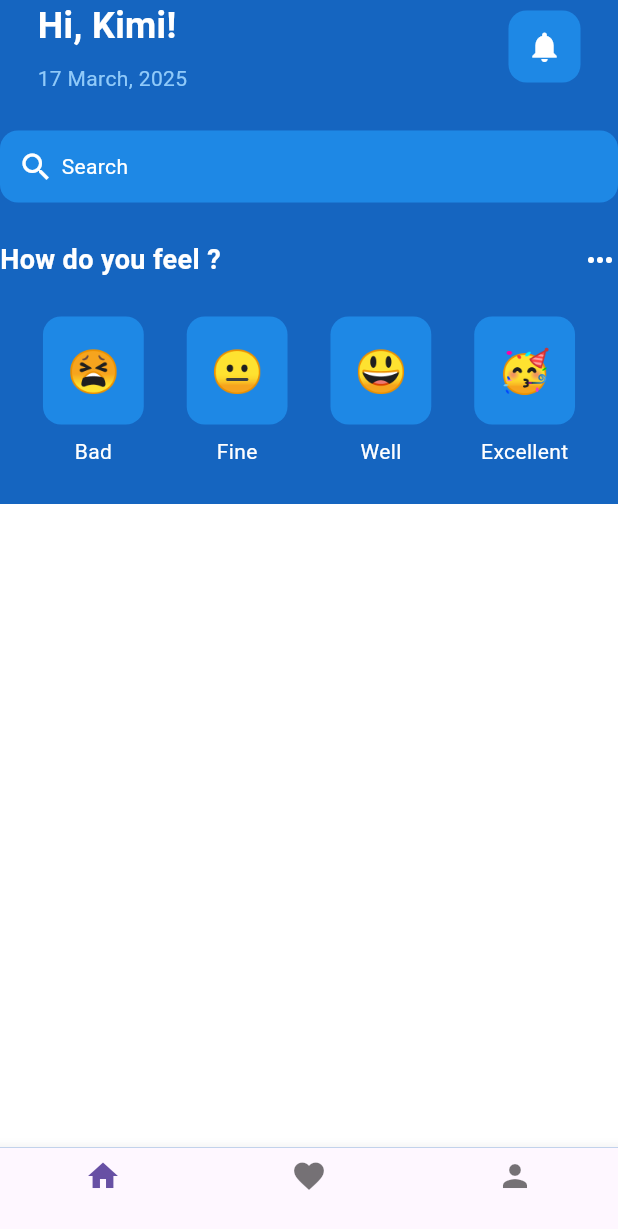
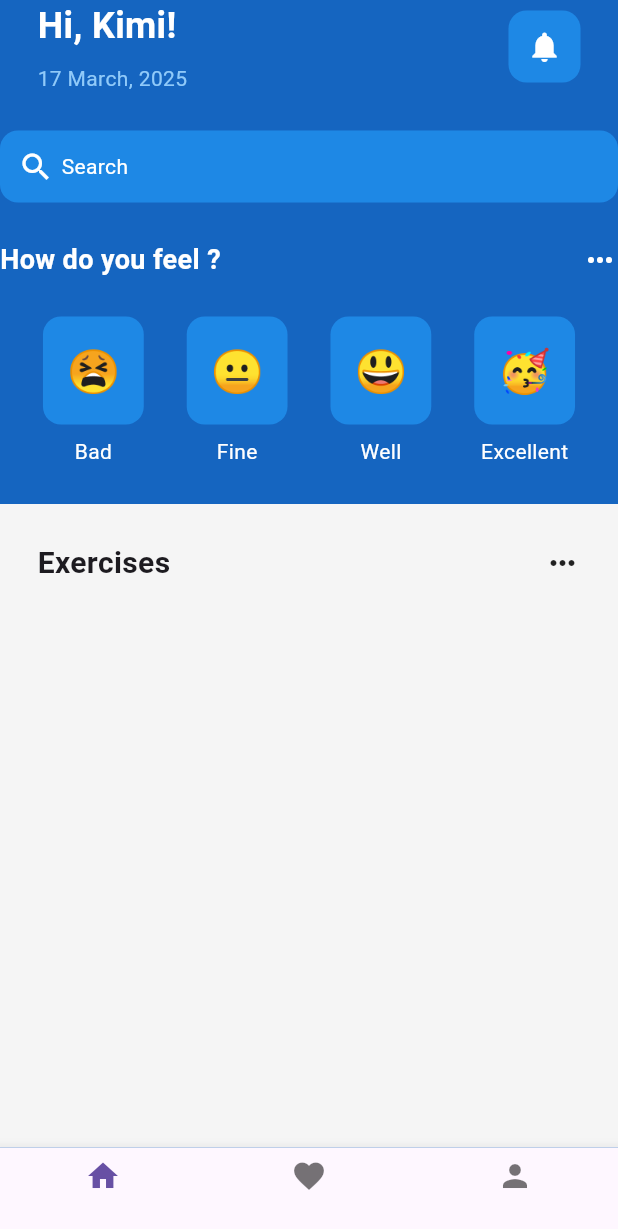
Before and after one commit to OrewaKimi/uts_mobile-programing-lanjut, a Flutter app: the screen it shows after launch, on a phone screen of 412 x 824 dp. Shown: the top 1229 px of the screen. Run offline on Flutter 3.47's test engine with Material 3 defaults, Android fonts, the phone set to English and light mode, and no system bars.

Commit message:
add exercises heading

```diff
--- a/lib/pages/home_page.dart
+++ b/lib/pages/home_page.dart
@@ -152,8 +152,32 @@ class _HomePageState extends State<HomePage> {
               ),
             Expanded(
               child: Container(
-                color: Colors.white,
+                padding: EdgeInsets.all(25),
+                color: Colors.grey[100],
+                child: Center(
+                  child: Column(
+                    children: [
+
+                      //exercises heading
+                      Row(
+                        mainAxisAlignment: MainAxisAlignment.spaceBetween,
+                        children: [
+                         Text(
+                          'Exercises',
+                          style: TextStyle(
+                            fontWeight: FontWeight.bold,
+                            fontSize: 20,
+                            ),
+                          ),
+                         Icon(Icons.more_horiz),
+                        ],
+                      ),
+
+                      //Listiew of exercises
+                    ],
+                  ),
                 ),
+              ),
             ),
           ],
         ),
```
